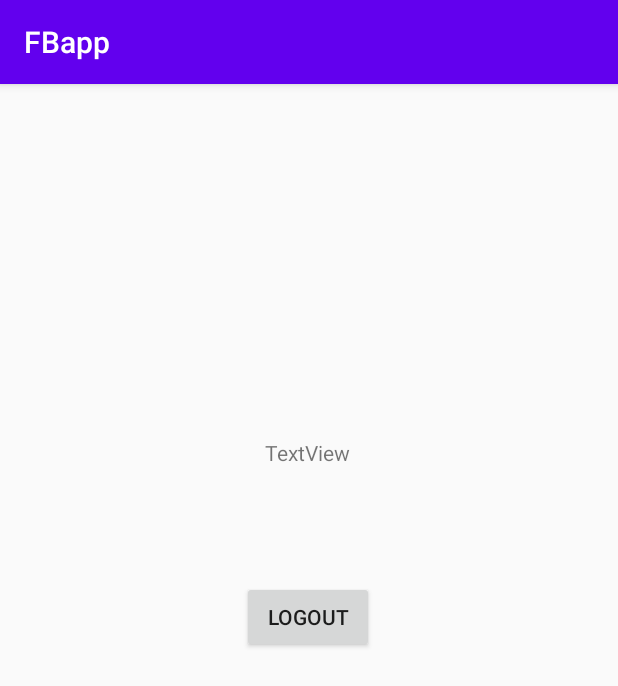
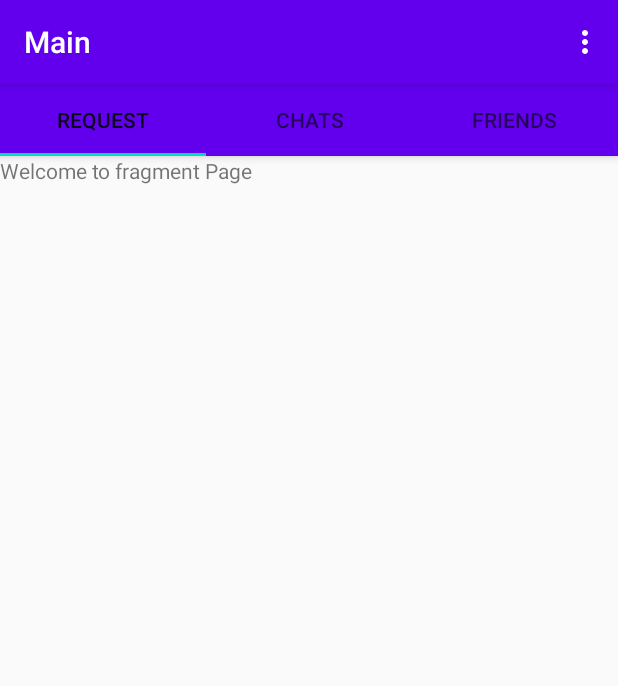
Before and after one commit to LOROGO/FireBaseApp, an Android app: the screen it shows after launch once a user with an empty profile is signed in (MainActivity), on a phone screen of 412 x 824 dp. Shown: the top 686 px of the screen. Run offline under Robolectric (Android 15) with nearby library versions, the phone set to English and light mode, and no system bars; our stand-ins replace Firebase (no records; nobody signed in at launch, a user with empty details on screens opened directly); Roboto replaces fonts that are not available here.

Commit message:
Fragmentove zobrazenie

```diff
--- a/app/build.gradle
+++ b/app/build.gradle
@@ -29,6 +29,8 @@ dependencies {
     implementation 'androidx.constraintlayout:constraintlayout:2.0.4'
     implementation 'com.google.firebase:firebase-auth:16.0.5'
     implementation 'com.google.firebase:firebase-firestore:17.1.2'
+    implementation 'androidx.legacy:legacy-support-v4:1.0.0'
+    implementation 'com.google.android.material:material:1.3.0'
     testImplementation 'junit:junit:4.12'
     androidTestImplementation 'androidx.test.ext:junit:1.1.2'
     androidTestImplementation 'androidx.test.espresso:espresso-core:3.3.0'
--- /dev/null
+++ b/app/src/main/java/sk/spsepo/ban/fbapp/ChatsFragment.java
@@ -0,0 +1,64 @@
+package sk.spsepo.ban.fbapp;
+
+import android.os.Bundle;
+
+import androidx.fragment.app.Fragment;
+
+import android.view.LayoutInflater;
+import android.view.View;
+import android.view.ViewGroup;
+
+/**
+ * A simple {@link Fragment} subclass.
+ * Use the {@link ChatsFragment#newInstance} factory method to
+ * create an instance of this fragment.
+ */
+public class ChatsFragment extends Fragment {
+
+    // TODO: Rename parameter arguments, choose names that match
+    // the fragment initialization parameters, e.g. ARG_ITEM_NUMBER
+    private static final String ARG_PARAM1 = "param1";
+    private static final String ARG_PARAM2 = "param2";
+
+    // TODO: Rename and change types of parameters
+    private String mParam1;
+    private String mParam2;
+
+    public ChatsFragment() {
+        // Required empty public constructor
+    }
+
+    /**
+     * Use this factory method to create a new instance of
+     * this fragment using the provided parameters.
+     *
+     * @param param1 Parameter 1.
+     * @param param2 Parameter 2.
+     * @return A new instance of fragment ChatsFragment.
+     */
+    // TODO: Rename and change types and number of parameters
+    public static ChatsFragment newInstance(String param1, String param2) {
+        ChatsFragment fragment = new ChatsFragment();
+        Bundle args = new Bundle();
+        args.putString(ARG_PARAM1, param1);
+        args.putString(ARG_PARAM2, param2);
+        fragment.setArguments(args);
+        return fragment;
+    }
+
+    @Override
+    public void onCreate(Bundle savedInstanceState) {
+        super.onCreate(savedInstanceState);
+        if (getArguments() != null) {
+            mParam1 = getArguments().getString(ARG_PARAM1);
+            mParam2 = getArguments().getString(ARG_PARAM2);
+        }
+    }
+
+    @Override
+    public View onCreateView(LayoutInflater inflater, ViewGroup container,
+                             Bundle savedInstanceState) {
+        // Inflate the layout for this fragment
+        return inflater.inflate(R.layout.fragment_chats, container, false);
+    }
+}
--- a/app/src/main/java/sk/spsepo/ban/fbapp/Login.java
+++ b/app/src/main/java/sk/spsepo/ban/fbapp/Login.java
@@ -74,7 +74,10 @@ public class Login extends AppCompatActivity {
                     public void onComplete(@NonNull Task<AuthResult> task) {
                         if (task.isSuccessful()){
                             Toast.makeText(Login.this, "Logged in", Toast.LENGTH_SHORT);
-                            startActivity(new Intent(getApplicationContext(), MainActivity.class));
+                            Intent mainIntent = new Intent(Login.this, MainActivity.class);
+                            mainIntent.addFlags(Intent.FLAG_ACTIVITY_NEW_TASK | Intent.FLAG_ACTIVITY_CLEAR_TASK);
+                            startActivity(mainIntent);
+                            finish();
                         }else{
                             Toast.makeText(Login.this, "Error "+task.getException().getMessage(), Toast.LENGTH_SHORT);
                             progressBar.setVisibility(View.INVISIBLE);
--- a/app/src/main/java/sk/spsepo/ban/fbapp/MainActivity.java
+++ b/app/src/main/java/sk/spsepo/ban/fbapp/MainActivity.java
@@ -1,23 +1,71 @@
 package sk.spsepo.ban.fbapp;
 
+import androidx.annotation.NonNull;
 import androidx.appcompat.app.AppCompatActivity;
+import androidx.viewpager.widget.ViewPager;
 
 import android.content.Intent;
 import android.os.Bundle;
+import android.view.Menu;
+import android.view.MenuItem;
 import android.view.View;
+import android.widget.TextView;
+import android.widget.Toolbar;
 
+
+import com.google.android.material.tabs.TabLayout;
 import com.google.firebase.auth.FirebaseAuth;
 
 public class MainActivity extends AppCompatActivity {
+
+    private ViewPager mViewPager;
+    private SectionsPagerAdapter mSectionPagerAdapter;
+    private TabLayout mTabLayout;
 
     @Override
     protected void onCreate(Bundle savedInstanceState) {
         super.onCreate(savedInstanceState);
         setContentView(R.layout.activity_main);
+        setTitle("Main");
+
+
+
+    mViewPager = (ViewPager) findViewById(R.id.main_tabPager);
+    mSectionPagerAdapter = new SectionsPagerAdapter(getSupportFragmentManager());
+    mViewPager.setAdapter(mSectionPagerAdapter);
+    mTabLayout = (TabLayout) findViewById(R.id.main_tabs);
+    mTabLayout.setupWithViewPager(mViewPager);
+
+
+
     }
     public void logout(View view){
         FirebaseAuth.getInstance().signOut();
         startActivity(new Intent(getApplicationContext(), Login.class));
         finish();
     }
+
+    @Override
+    public boolean onCreateOptionsMenu(Menu menu) {
+        super.onCreateOptionsMenu(menu);
+        getMenuInflater().inflate(R.menu.main_menu, menu);
+
+        return true;
+    }
+
+    @Override
+    public boolean onOptionsItemSelected(@NonNull MenuItem item) {
+        super.onOptionsItemSelected(item);
+        if(item.getItemId()== R.id.main_logout_btn){
+            FirebaseAuth.getInstance().signOut();
+            startActivity(new Intent(getApplicationContext(), Login.class));
+            finish();
+        }else if (item.getItemId() == R.id.main_settings_btn){
+
+        }else if (item.getItemId() == R.id.main_all_btn){
+
+        }
+
+        return true;
+    }
 }
--- a/app/src/main/java/sk/spsepo/ban/fbapp/Register.java
+++ b/app/src/main/java/sk/spsepo/ban/fbapp/Register.java
@@ -108,7 +108,10 @@ public class Register extends AppCompatActivity {
                                    Log.d(TAG, "onSuccesss: user Profile is created for "+userID);
                                }
                            });
-                           startActivity(new Intent(getApplicationContext(), MainActivity.class));
+                           Intent mainIntent = new Intent(Register.this, MainActivity.class);
+                           mainIntent.addFlags(Intent.FLAG_ACTIVITY_NEW_TASK | Intent.FLAG_ACTIVITY_CLEAR_TASK);
+                           startActivity(mainIntent);
+                           finish();
                        }else {
                             Toast.makeText(Register.this, "Error "+task.getException().getMessage(), Toast.LENGTH_SHORT).show();
                             progressBar.setVisibility(View.INVISIBLE);
--- /dev/null
+++ b/app/src/main/java/sk/spsepo/ban/fbapp/RequestFragment.java
@@ -0,0 +1,64 @@
+package sk.spsepo.ban.fbapp;
+
+import android.os.Bundle;
+
+import androidx.fragment.app.Fragment;
+
+import android.view.LayoutInflater;
+import android.view.View;
+import android.view.ViewGroup;
+
+/**
+ * A simple {@link Fragment} subclass.
+ * Use the {@link RequestFragment#newInstance} factory method to
+ * create an instance of this fragment.
+ */
+public class RequestFragment extends Fragment {
+
+    // TODO: Rename parameter arguments, choose names that match
+    // the fragment initialization parameters, e.g. ARG_ITEM_NUMBER
+    private static final String ARG_PARAM1 = "param1";
+    private static final String ARG_PARAM2 = "param2";
+
+    // TODO: Rename and change types of parameters
+    private String mParam1;
+    private String mParam2;
+
+    public RequestFragment() {
+        // Required empty public constructor
+    }
+
+    /**
+     * Use this factory method to create a new instance of
+     * this fragment using the provided parameters.
+     *
+     * @param param1 Parameter 1.
+     * @param param2 Parameter 2.
+     * @return A new instance of fragment RequestFragment.
+     */
+    // TODO: Rename and change types and number of parameters
+    public static RequestFragment newInstance(String param1, String param2) {
+        RequestFragment fragment = new RequestFragment();
+        Bundle args = new Bundle();
+        args.putString(ARG_PARAM1, param1);
+        args.putString(ARG_PARAM2, param2);
+        fragment.setArguments(args);
+        return fragment;
+    }
+
+    @Override
+    public void onCreate(Bundle savedInstanceState) {
+        super.onCreate(savedInstanceState);
+        if (getArguments() != null) {
+            mParam1 = getArguments().getString(ARG_PARAM1);
+            mParam2 = getArguments().getString(ARG_PARAM2);
+        }
+    }
+
+    @Override
+    public View onCreateView(LayoutInflater inflater, ViewGroup container,
+                             Bundle savedInstanceState) {
+        // Inflate the layout for this fragment
+        return inflater.inflate(R.layout.fragment_request, container, false);
+    }
+}
--- /dev/null
+++ b/app/src/main/java/sk/spsepo/ban/fbapp/SectionsPagerAdapter.java
@@ -0,0 +1,55 @@
+package sk.spsepo.ban.fbapp;
+
+import androidx.annotation.NonNull;
+import androidx.fragment.app.Fragment;
+import androidx.fragment.app.FragmentManager;
+import androidx.fragment.app.FragmentPagerAdapter;
+
+public class SectionsPagerAdapter extends FragmentPagerAdapter {
+    public SectionsPagerAdapter(@NonNull FragmentManager fm) {
+        super(fm);
+    }
+
+    @NonNull
+    @Override
+    public Fragment getItem(int position) {
+        switch (position){
+            case 0:{
+                RequestFragment requestFragment = new RequestFragment();
+                return requestFragment;
+            }
+            case 1:{
+                ChatsFragment chatsFragment = new ChatsFragment();
+                return chatsFragment;
+            }
+            case 2:{
+                FriendsFragment friendsFragment = new FriendsFragment();
+                return friendsFragment;
+            }
+            default:
+                return null;
+        }
+
+
+
+
+    }
+
+    @Override
+    public int getCount() {
+        return 3;
+    }
+
+    public CharSequence getPageTitle(int position){
+        switch (position){
+            case 0:
+                return "REQUEST";
+            case 1:
+                return "CHATS";
+            case 2:
+                return "FRIENDS";
+            default:
+                return null;
+        }
+    }
+}
--- a/app/src/main/res/layout/activity_main.xml
+++ b/app/src/main/res/layout/activity_main.xml
@@ -6,27 +6,36 @@
     android:layout_height="match_parent"
     tools:context=".MainActivity">
 
-    <Button
-        android:id="@+id/button"
-        android:layout_width="wrap_content"
+
+    <com.google.android.material.appbar.AppBarLayout
+        android:id="@+id/appBarLayout"
+        android:layout_width="match_parent"
         android:layout_height="wrap_content"
-        android:layout_marginTop="76dp"
-        android:onClick="logout"
-        android:text="LOGOUT"
         app:layout_constraintEnd_toEndOf="parent"
-        app:layout_constraintHorizontal_bias="0.498"
+        app:layout_constraintHorizontal_bias="0.0"
         app:layout_constraintStart_toStartOf="parent"
-        app:layout_constraintTop_toBottomOf="@+id/textView3" />
+        app:layout_constraintTop_toTopOf="parent">
 
-    <TextView
-        android:id="@+id/textView3"
-        android:layout_width="wrap_content"
-        android:layout_height="wrap_content"
-        android:layout_marginTop="236dp"
-        android:text="TextView"
+        <com.google.android.material.tabs.TabLayout
+            android:id="@+id/main_tabs"
+            android:layout_width="match_parent"
+            android:layout_height="match_parent">
+
+        </com.google.android.material.tabs.TabLayout>
+    </com.google.android.material.appbar.AppBarLayout>
+
+    <androidx.viewpager.widget.ViewPager
+        android:id="@+id/main_tabPager"
+        android:layout_width="0dp"
+        android:layout_height="0dp"
+        app:layout_constraintBottom_toBottomOf="parent"
         app:layout_constraintEnd_toEndOf="parent"
-        app:layout_constraintHorizontal_bias="0.498"
+        app:layout_constraintHorizontal_bias="0.0"
         app:layout_constraintStart_toStartOf="parent"
-        app:layout_constraintTop_toTopOf="parent" />
+        app:layout_constraintTop_toBottomOf="@+id/appBarLayout"
+        app:layout_constraintVertical_bias="0.0">
+
+    </androidx.viewpager.widget.ViewPager>
+
 
 </androidx.constraintlayout.widget.ConstraintLayout>
--- /dev/null
+++ b/app/src/main/res/layout/fragment_request.xml
@@ -0,0 +1,14 @@
+<?xml version="1.0" encoding="utf-8"?>
+<FrameLayout xmlns:android="http://schemas.android.com/apk/res/android"
+    xmlns:tools="http://schemas.android.com/tools"
+    android:layout_width="match_parent"
+    android:layout_height="match_parent"
+    tools:context=".RequestFragment">
+
+    <!-- TODO: Update blank fragment layout -->
+    <TextView
+        android:layout_width="match_parent"
+        android:layout_height="match_parent"
+        android:text="Welcome to fragment Page" />
+
+</FrameLayout>
--- /dev/null
+++ b/app/src/main/res/menu/main_menu.xml
@@ -0,0 +1,14 @@
+<?xml version="1.0" encoding="utf-8"?>
+<menu xmlns:app="http://schemas.android.com/apk/res-auto"
+    xmlns:android="http://schemas.android.com/apk/res/android">
+
+    <item
+        android:id="@+id/main_settings_btn"
+        android:title="Account settings" />
+    <item
+        android:id="@+id/main_all_btn"
+        android:title="Item" />
+    <item
+        android:id="@+id/main_logout_btn"
+        android:title="@string/logout" />
+</menu>
--- a/app/src/main/res/values/strings.xml
+++ b/app/src/main/res/values/strings.xml
@@ -9,4 +9,7 @@
     <string name="title">Fire Base Sample</string>
     <string name="login">Login</string>
     <string name="register">Register</string>
+    <string name="logout">Logout</string>
+    <!-- TODO: Remove or change this placeholder text -->
+    <string name="hello_blank_fragment">Hello blank fragment</string>
 </resources>
```
Also changed, not shown: app/src/main/java/sk/spsepo/ban/fbapp/FriendsFragment.java (added, +64 -0 lines), app/src/main/res/layout/app_bar_layout.xml (added, +18 -0 lines), app/src/main/res/layout/fragment_chats.xml (added, +14 -0 lines), app/src/main/res/layout/fragment_friends.xml (added, +14 -0 lines), app/src/main/AndroidManifest.xml (line endings or trailing spaces).
